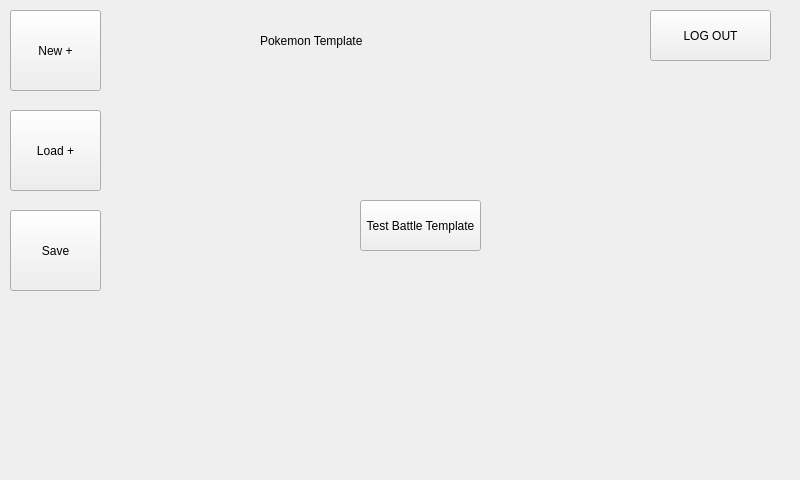
Qt form Dev/KriticalHit_App/templatemainmenu.ui (PaulNowak36/Kritical-Hit) before a commit.
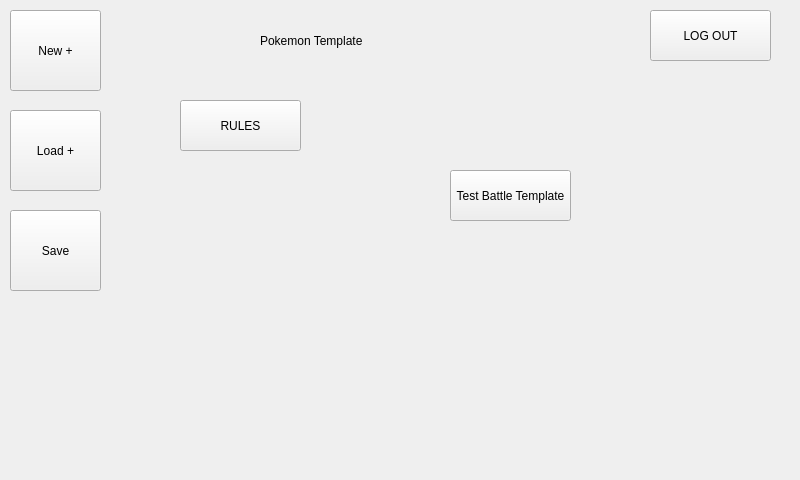
The same form after that commit.

Commit message: database class created

```diff
--- a/Dev/KriticalHit_App/templatemainmenu.ui
+++ b/Dev/KriticalHit_App/templatemainmenu.ui
@@ -95,8 +95,8 @@
     <widget class="QPushButton" name="simulation_Button">
      <property name="geometry">
       <rect>
-       <x>360</x>
-       <y>200</y>
+       <x>450</x>
+       <y>170</y>
        <width>121</width>
        <height>51</height>
       </rect>
@@ -105,6 +105,19 @@
       <string>Test Battle Template</string>
      </property>
     </widget>
+    <widget class="QPushButton" name="rules_Button">
+     <property name="geometry">
+      <rect>
+       <x>180</x>
+       <y>100</y>
+       <width>121</width>
+       <height>51</height>
+      </rect>
+     </property>
+     <property name="text">
+      <string>RULES</string>
+     </property>
+    </widget>
    </widget>
    <widget class="QWidget" name="page_2"/>
   </widget>
```
The commit also changes 49 other files.
